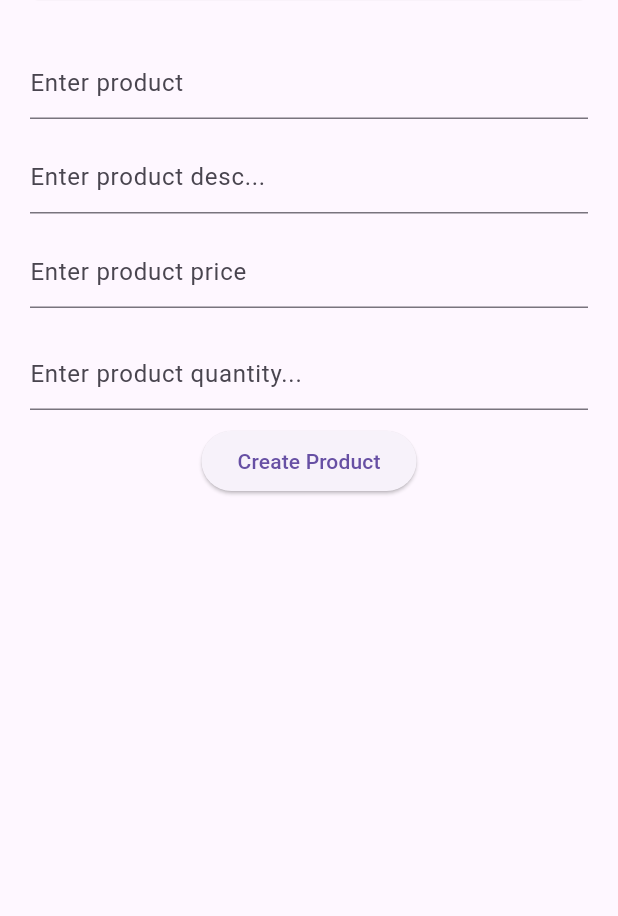
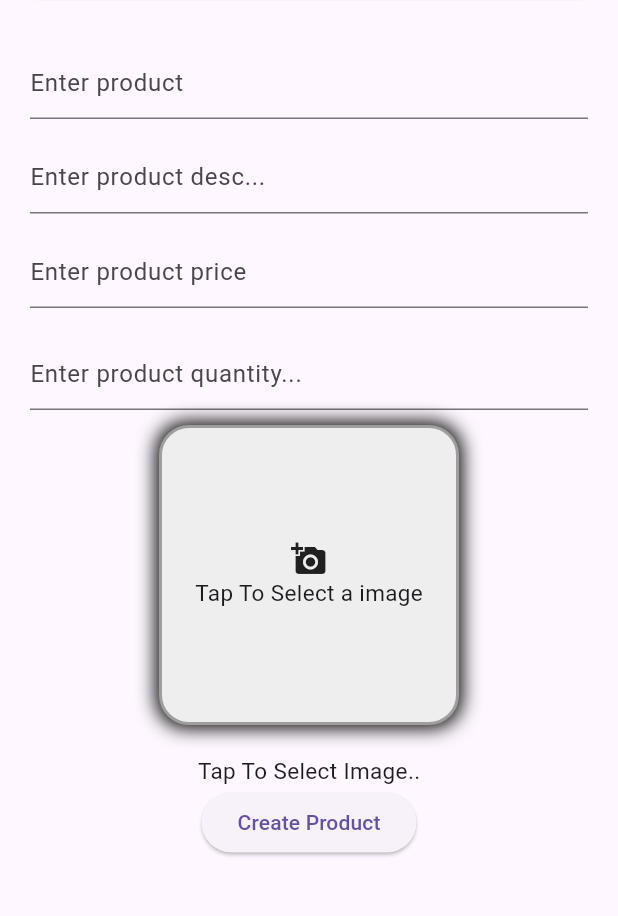
Before and after one commit to RahimALi12/bookstore-admin, a Flutter app: the AddProductScreen screen opened directly with empty values, after a tap on "Create Product", on a phone screen of 412 x 824 dp, the part 121-1037 px from its top. Run offline on Flutter 3.47's test engine with Material 3 defaults, Android fonts, the phone set to English and light mode, and no system bars; our stand-ins replace cloud_firestore, file_picker, firebase_auth, firebase_core, get; missing offline and left inert: dart:js_interop; accounts and stored records are empty.

Commit message:
product image upload

```diff
--- a/lib/controller/categorycontroller.dart
+++ b/lib/controller/categorycontroller.dart
@@ -1,6 +1,9 @@
 // ignore_for_file: avoid_print, invalid_use_of_protected_member
 
+import 'dart:io';
+
 import 'package:cloud_firestore/cloud_firestore.dart';
+import 'package:file_picker/file_picker.dart';
 import 'package:flutter/material.dart';
 import 'package:get/get.dart';
 
@@ -56,9 +59,8 @@ class CategoryController extends GetxController {
 
   // Update category name
   Future<void> updatecategory(String catId, String newCatName) async {
-    String? cname = categorycontroller.text.trim();
     try {
-      if (newCatName.isEmpty || cname.isEmpty) {
+      if (newCatName.isEmpty) {
         Get.snackbar("Error", "New category name cannot be empty.");
       } else {
         await FirebaseFirestore.instance
--- a/lib/controller/productcontroller.dart
+++ b/lib/controller/productcontroller.dart
@@ -1,8 +1,12 @@
 // ignore_for_file: avoid_print, invalid_use_of_protected_member
 
+import 'dart:convert';
 import 'dart:developer';
-
+import 'dart:io';
+import 'package:http/http.dart' as http;
 import 'package:cloud_firestore/cloud_firestore.dart';
+import 'package:file_picker/file_picker.dart';
+import 'package:flutter/foundation.dart';
 import 'package:flutter/material.dart';
 import 'package:get/get.dart';
 
@@ -15,6 +19,71 @@ class ProductControlller extends GetxController {
   var products = <DocumentSnapshot>[].obs;
   var isloading = false.obs;
   var productdata = <Map<String, dynamic>>[].obs;
+
+  var imageFile = Rxn<File>();
+
+  // Pick Image from gallery
+  var selectedFile = Rxn<File>();
+  var selectedFilesByte = Rxn<List<int>>();
+  var selectedFileName = ''.obs;
+
+  Future<void> pickImage() async {
+    try {
+      FilePickerResult? result = await FilePicker.platform
+          .pickFiles(type: FileType.image, allowMultiple: false);
+
+      if (result != null) {
+        selectedFileName.value = result.files.single.name;
+
+        if (kIsWeb) {
+          selectedFilesByte.value = result.files.single.bytes;
+        } else {
+          selectedFile.value = File(result.files.single.path!);
+        }
+        Get.snackbar("Success", "Image Selected!");
+      } else {
+        Get.snackbar("Error", "Error in image picking...");
+      }
+    } catch (e) {
+      Get.snackbar("Error", "Failed to pick image");
+    }
+  }
+
+  Future<String?> uploadImagetocloudinary() async {
+    const String cloudName = "@ddpvb0run"; // Replace it with your cloud name
+    const String uploadPreset = "images"; // Replace it with your preset name
+
+    if (selectedFile.value == null && selectedFilesByte.value == null) {
+      Get.snackbar("Error", "please select an image");
+      return null;
+    }
+    final url =
+        Uri.parse('https://api.cloudinary.com/v1_1/$cloudName /image/upload');
+    try {
+      final request = http.MultipartRequest('POST', url);
+      request.fields['upload_preset'] = uploadPreset;
+
+      if (kIsWeb && selectedFilesByte.value != null) {
+        request.files.add(
+          await http.MultipartFile.fromPath('file', selectedFile.value!.path),
+        );
+      }
+      final response = await request.send();
+      final responseBody = await response.stream.bytesToString();
+      final jsonResponse = json.decode(responseBody);
+
+      if (response.statusCode == 200) {
+        final imageUrl = jsonResponse['secure_url'];
+        Get.snackbar("Success", "Image Uploaded Successfully");
+        return imageUrl;
+      } else {
+        Get.snackbar("Error", "failed to upload Image");
+      }
+    } catch (e) {
+      Get.snackbar("Error", "Error in upload image");
+    }
+    return null;
+  }
 
   @override
   void onInit() {
@@ -43,6 +112,11 @@ class ProductControlller extends GetxController {
   }
 
   Future<void> addProduct(String catname) async {
+    final imageUrl = await uploadImagetocloudinary();
+    if (imageUrl == null) {
+      Get.snackbar("Error", "Failed to uplaod image");
+    }
+
     String? pname = pnameController.text.trim();
     String? pdesc = pdescController.text.trim();
     double? price = double.tryParse(ppriceController.text);
@@ -63,7 +137,8 @@ class ProductControlller extends GetxController {
         'pname': pname,
         'pprice': price,
         'pquantity': quantity,
-        'pdesc': pdesc
+        'pdesc': pdesc,
+        'imagename': imageUrl,
       });
       Get.snackbar("Success", "Product Added!!");
       Get.back(closeOverlays: true);
--- a/lib/views/addcategoryscreen.dart
+++ b/lib/views/addcategoryscreen.dart
@@ -14,17 +14,13 @@ class _AddCategoryScreenState extends State<AddCategoryScreen> {
   Widget build(BuildContext context) {
     final con = Get.put(CategoryController());
     return Scaffold(
+      appBar: AppBar(
+        title: Text("Create Category"),
+      ),
       body: Padding(
         padding: const EdgeInsets.symmetric(horizontal: 20, vertical: 20),
         child: Column(
           children: [
-            const Text(
-              "Create Category",
-              style: TextStyle(fontSize: 30, fontWeight: FontWeight.bold),
-            ),
-            const SizedBox(
-              height: 50,
-            ),
             TextField(
               controller: con.categorycontroller,
               decoration: const InputDecoration(hintText: "Add category name"),
--- a/lib/views/addproductscreen.dart
+++ b/lib/views/addproductscreen.dart
@@ -66,6 +66,66 @@ class _AddProductScreenState extends State<AddProductScreen> {
             const SizedBox(
               height: 10,
             ),
+            Obx(() {
+              return Column(
+                children: [
+                  GestureDetector(
+                    onTap: () async {
+                      await con.pickImage();
+                    },
+                    child: Container(
+                      width: 200,
+                      height: 200,
+                      decoration: BoxDecoration(
+                          color: Colors.grey[200],
+                          borderRadius: BorderRadius.circular(20),
+                          border: Border.all(
+                            color: con.imageFile.value != null
+                                ? Colors.green
+                                : Colors.grey,
+                            width: 2,
+                          ),
+                          boxShadow: [
+                            BoxShadow(
+                              color: Colors.black,
+                              spreadRadius: 2,
+                              blurRadius: 10,
+                            ),
+                          ]),
+                      child: ClipRRect(
+                          borderRadius: BorderRadius.circular(7),
+                          child: con.imageFile.value != null
+                              ? Image.file(
+                                  con.imageFile.value!,
+                                  fit: BoxFit.cover,
+                                )
+                              : const Column(
+                                  mainAxisAlignment: MainAxisAlignment.center,
+                                  crossAxisAlignment: CrossAxisAlignment.center,
+                                  children: [
+                                    Center(
+                                      child: Icon(Icons.add_a_photo),
+                                    ),
+                                    Text(
+                                      "Tap To Select a image",
+                                      style: TextStyle(fontSize: 15),
+                                    )
+                                  ],
+                                )),
+                    ),
+                  ),
+                  SizedBox(
+                    height: 20,
+                  ),
+                  Text(
+                    con.selectedFileName.value.isNotEmpty
+                        ? con.selectedFileName.value
+                        : "Tap To Select Image..",
+                    style: TextStyle(fontSize: 15),
+                  )
+                ],
+              );
+            }),
             ElevatedButton(
                 onPressed: () {
                   con.addProduct(widget.catname);
--- a/pubspec.yaml
+++ b/pubspec.yaml
@@ -39,6 +39,8 @@ dependencies:
   firebase_auth: ^5.3.4
   firebase_core: ^3.9.0
   cloud_firestore: ^5.6.0
+  http: ^1.2.2
+  file_picker: ^8.1.7
 
 dev_dependencies:
   flutter_test:
```
Also changed, not shown: pubspec.lock.
